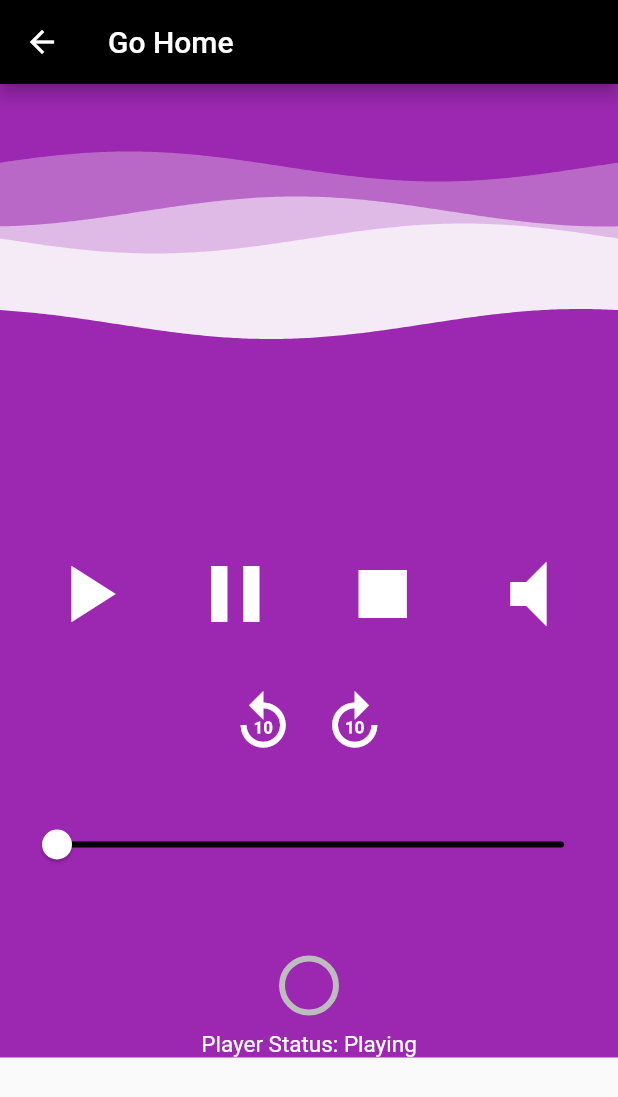
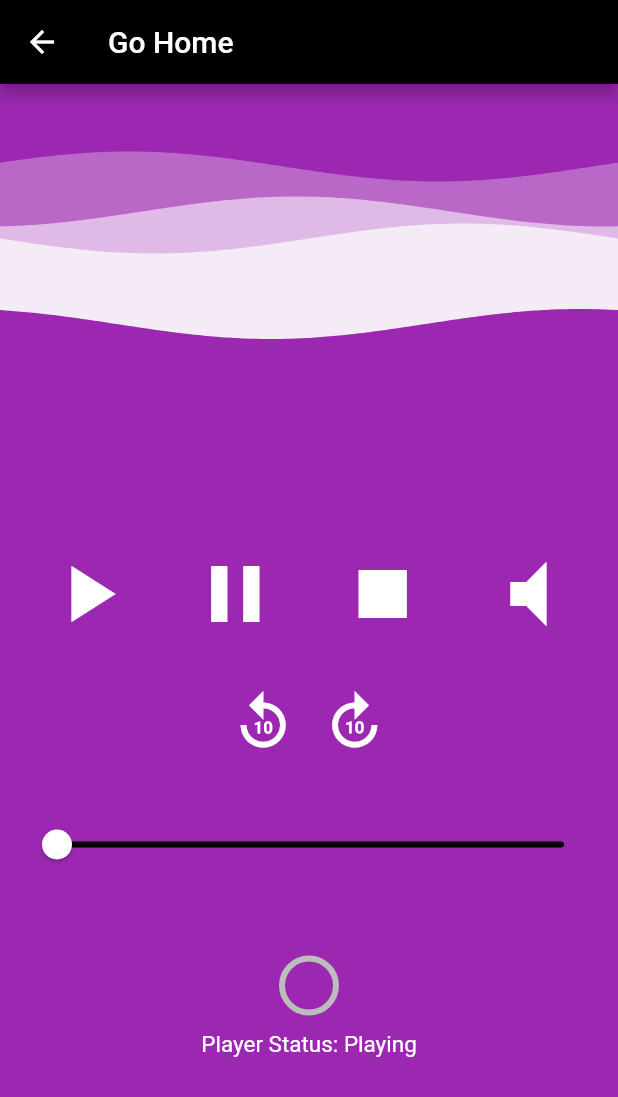
Before and after one commit to hbgit/flutter_a_z, a Flutter app: the screen it shows after launch, after a tap on "SoundHelix Song 1", on a phone screen of 412 x 824 dp. Shown: the top 1097 px of the screen. Run offline on Flutter 3.47's test engine with Material 2 defaults, Android fonts, the phone set to English and light mode, and no system bars; drawn by our look-alikes of wave; missing offline and left inert: audioplayer.

Commit message:
Minor changes on PLayer screen
Signed-off-by: Herbert Rocha <herberthb12@gmail.com>

```diff
--- a/lib/view/PlayerScreen.dart
+++ b/lib/view/PlayerScreen.dart
@@ -4,6 +4,7 @@ import 'package:flutter/material.dart';
 import 'package:flutter/foundation.dart';
 
 import 'package:audioplayer/audioplayer.dart';
+import 'package:flutter/rendering.dart';
 import 'package:wave/config.dart';
 // import 'package:wave/config.dart';
 import 'package:wave/wave.dart';
@@ -140,19 +141,13 @@ class _PlayerScreenState extends State<PlayerScreen> {
     print(_audioPlayer.state);
 
     if (_autoPlaySt) {
-      if ((_playerState == PlayerState.paused ||
-              _playerState == PlayerState.stopped) &&
-          _playerState != PlayerState.playing) {
-        _autoPlaySt = false;
+      _autoPlaySt = false;
+      print("OKAY autoplay");
 
-        print("OKAY autoplay");
+      await _play();
+      _resultAutoPlay = true;
 
-        _play().then((value) {
-          print("PLAy call");
-          _buildAutoPlay = Future.value(true);
-          _resultAutoPlay = true;
-        });
-      }
+      print('Result autoPlay');
     }
 
     print("_resultAutoPlay: $_resultAutoPlay");
@@ -164,7 +159,7 @@ class _PlayerScreenState extends State<PlayerScreen> {
   //widget.buildAutoPlay = _autoPlay();
 
   Future<bool> _play() async {
-    await _audioPlayer.play(widget.url);
+    _audioPlayer.play(widget.url);
 
     setState(() {
       _playerState = PlayerState.playing;
@@ -213,13 +208,14 @@ class _PlayerScreenState extends State<PlayerScreen> {
   @override
   Widget build(BuildContext context) {
     //_play();
-    _buildAutoPlay.then((value){
+    _buildAutoPlay.then((value) {
       print(value);
-      if(value == false){
+      if (value == false) {
         _buildAutoPlay = _autoPlay();
       }
     });
 
+    BoxConstraints viewportConstrains;
 
     Widget body = FutureBuilder(
         key: Key("body"),
@@ -231,8 +227,10 @@ class _PlayerScreenState extends State<PlayerScreen> {
             return Container(
               color: Colors.purple,
               child: SingleChildScrollView(
-                //mainAxisAlignment: MainAxisAlignment.center,
-                child: Column(
+                child: ConstrainedBox(
+                  constraints: BoxConstraints(),
+                  child: Column(
+                  mainAxisSize: MainAxisSize.max,
                   children: [
                     Row(
                       key: Key("wave"),
@@ -406,6 +404,7 @@ class _PlayerScreenState extends State<PlayerScreen> {
                     )
                   ],
                 ),
+                ),
               ),
             );
           } else {
@@ -419,6 +418,7 @@ class _PlayerScreenState extends State<PlayerScreen> {
         });
 
     return Scaffold(
+      backgroundColor: Colors.purple,
       appBar: AppBar(
         key: Key("app_bar"),
         title: Text("Go Home"),
```
